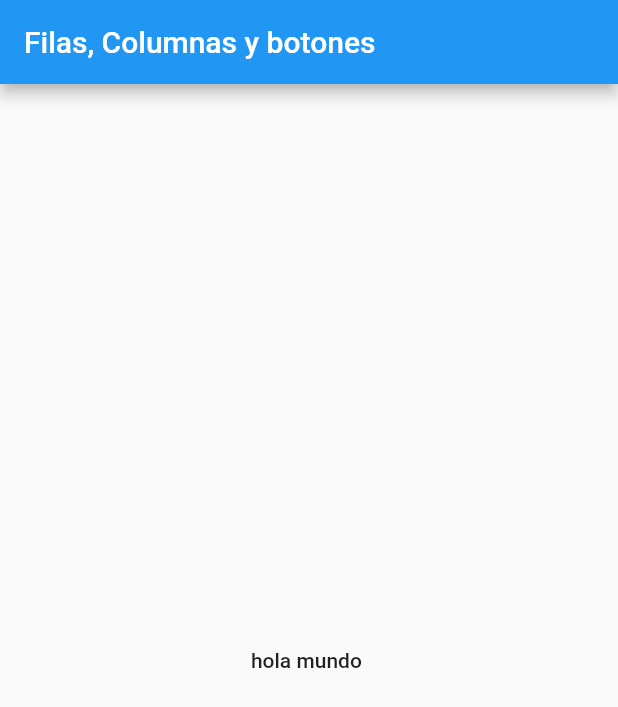
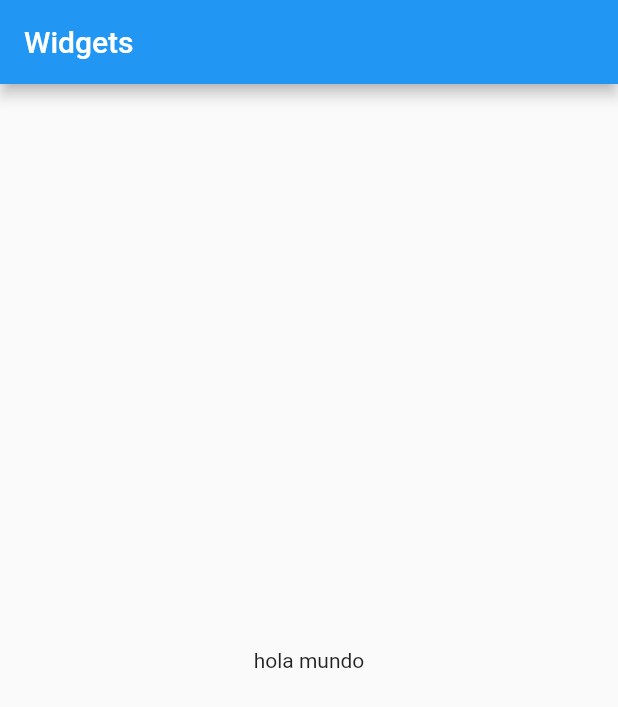
Before and after one commit to SantiagoAlguien/Capacitacion_de_Flutter, a Flutter app: the screen it shows after launch, on a phone screen of 412 x 824 dp. Shown: the top 707 px of the screen. Run offline on Flutter 3.47's test engine with Material 2 defaults, Android fonts, the phone set to English and light mode, and no system bars.

Commit message:
Capitulo 5 inicio

```diff
--- a/helllo_word/lib/main.dart
+++ b/helllo_word/lib/main.dart
@@ -24,17 +24,11 @@ class _InicioState extends State<Inicio> {
   Widget build(BuildContext context) {
     return Scaffold(
       appBar: AppBar(
-        title: const Text("Filas, Columnas y botones"),
+        title: const Text("Widgets"),
       ),
       body: Center(
-        child: MaterialButton(
-          child: const Text("hola mundo "),
-          onPressed: (){
-            var t = DateTime.now();
-            (t);
-          },
-        ),
-        )
+        child: Text("hola mundo"),
+      )
       );
   }
 }
```
Also changed, not shown: 1 other file.
